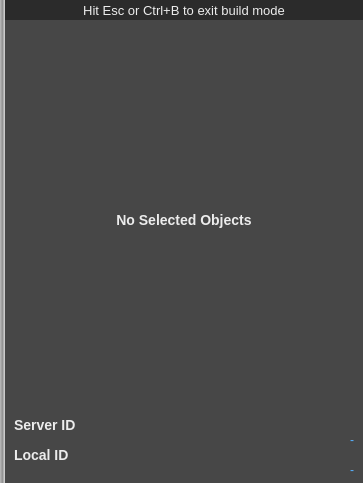
First picture: the form in WorldBuildingModule/ui/ObjectInfoWidget.ui, repository realXtend/tundra, before the edit.
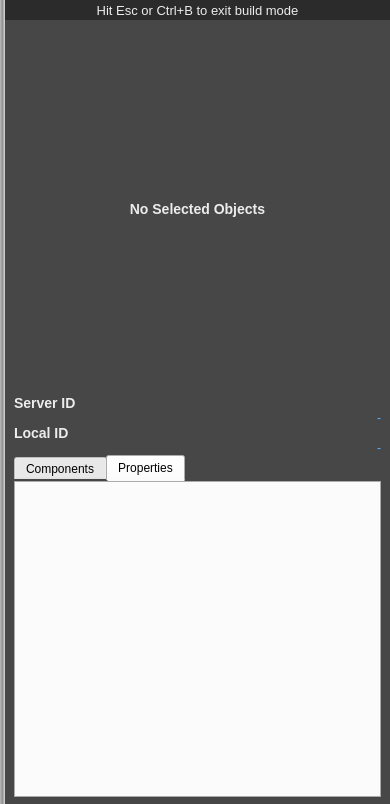
Second picture: the form after the edit. The open tabs and pages were chosen to show the change.

Commit message: Building: ec editor and inventory go now to layouts in the side panels instead of toolbar. Added env editor as universal widget. Ether does not get arrow keys anymore if console is down, TODO: fix enter too.

What changed in the file:
```diff
--- a/WorldBuildingModule/ui/ObjectInfoWidget.ui
+++ b/WorldBuildingModule/ui/ObjectInfoWidget.ui
@@ -6,13 +6,13 @@
    <rect>
     <x>0</x>
     <y>0</y>
-    <width>363</width>
-    <height>483</height>
+    <width>390</width>
+    <height>804</height>
    </rect>
   </property>
   <property name="minimumSize">
    <size>
-    <width>363</width>
+    <width>390</width>
     <height>0</height>
    </size>
   </property>
@@ -61,7 +61,14 @@
 	background-color: rgba(0,0,0,100);
 	color: rgb(236, 236, 236);
 }
-</string>
+
+QTabWidget {
+	border: 0px;
+}
+
+QTabWidget::tab-bar {
+	alignment: center;
+}</string>
   </property>
   <layout class="QVBoxLayout" name="verticalLayout">
    <property name="spacing">
@@ -107,8 +114,8 @@
          <rect>
           <x>0</x>
           <y>0</y>
-          <width>356</width>
-          <height>481</height>
+          <width>383</width>
+          <height>802</height>
          </rect>
         </property>
         <layout class="QVBoxLayout" name="verticalLayout_2">
@@ -164,6 +171,12 @@
            </property>
            <item>
             <widget class="QLabel" name="status_label">
+             <property name="minimumSize">
+              <size>
+               <width>0</width>
+               <height>360</height>
+              </size>
+             </property>
              <property name="text">
               <string>No Selected Objects</string>
              </property>
@@ -198,7 +211,7 @@
            <item>
             <widget class="QLabel" name="server_id_title">
              <property name="sizePolicy">
-              <sizepolicy hsizetype="Preferred" vsizetype="Fixed">
+              <sizepolicy hsizetype="Fixed" vsizetype="Fixed">
                <horstretch>0</horstretch>
                <verstretch>0</verstretch>
               </sizepolicy>
@@ -214,7 +227,7 @@
            <item>
             <widget class="QLabel" name="server_id_value">
              <property name="sizePolicy">
-              <sizepolicy hsizetype="Preferred" vsizetype="Fixed">
+              <sizepolicy hsizetype="Expanding" vsizetype="Fixed">
                <horstretch>0</horstretch>
                <verstretch>0</verstretch>
               </sizepolicy>
@@ -233,7 +246,7 @@
            <item>
             <widget class="QLabel" name="local_id_title">
              <property name="sizePolicy">
-              <sizepolicy hsizetype="Preferred" vsizetype="Fixed">
+              <sizepolicy hsizetype="Fixed" vsizetype="Fixed">
                <horstretch>0</horstretch>
                <verstretch>0</verstretch>
               </sizepolicy>
@@ -249,7 +262,7 @@
            <item>
             <widget class="QLabel" name="local_id_value">
              <property name="sizePolicy">
-              <sizepolicy hsizetype="Preferred" vsizetype="Fixed">
+              <sizepolicy hsizetype="Expanding" vsizetype="Fixed">
                <horstretch>0</horstretch>
                <verstretch>0</verstretch>
               </sizepolicy>
@@ -265,13 +278,58 @@
              </property>
             </widget>
            </item>
-          </layout>
-         </item>
-         <item>
-          <layout class="QVBoxLayout" name="property_browser_layout">
-           <property name="spacing">
-            <number>0</number>
-           </property>
+           <item>
+            <widget class="QTabWidget" name="tabWidget">
+             <property name="currentIndex">
+              <number>0</number>
+             </property>
+             <property name="tabsClosable">
+              <bool>false</bool>
+             </property>
+             <property name="movable">
+              <bool>true</bool>
+             </property>
+             <widget class="QWidget" name="tab_components">
+              <attribute name="title">
+               <string>Components</string>
+              </attribute>
+              <layout class="QVBoxLayout" name="verticalLayout_5">
+               <property name="spacing">
+                <number>0</number>
+               </property>
+               <property name="margin">
+                <number>0</number>
+               </property>
+               <item>
+                <layout class="QVBoxLayout" name="components_layout"/>
+               </item>
+              </layout>
+             </widget>
+             <widget class="QWidget" name="tab_properties">
+              <attribute name="title">
+               <string>Properties</string>
+              </attribute>
+              <layout class="QVBoxLayout" name="verticalLayout_3">
+               <property name="spacing">
+                <number>0</number>
+               </property>
+               <property name="margin">
+                <number>0</number>
+               </property>
+               <item>
+                <layout class="QVBoxLayout" name="property_browser_layout">
+                 <property name="spacing">
+                  <number>0</number>
+                 </property>
+                 <property name="topMargin">
+                  <number>0</number>
+                 </property>
+                </layout>
+               </item>
+              </layout>
+             </widget>
+            </widget>
+           </item>
           </layout>
          </item>
         </layout>
```
The commit also changes 14 other files.
